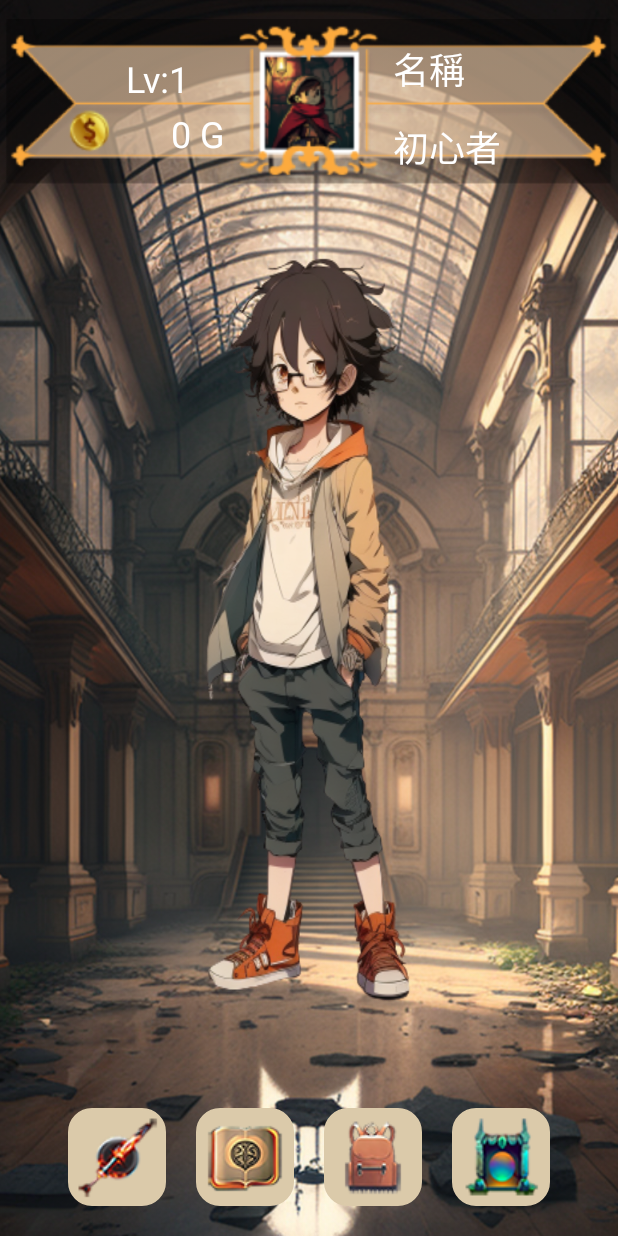
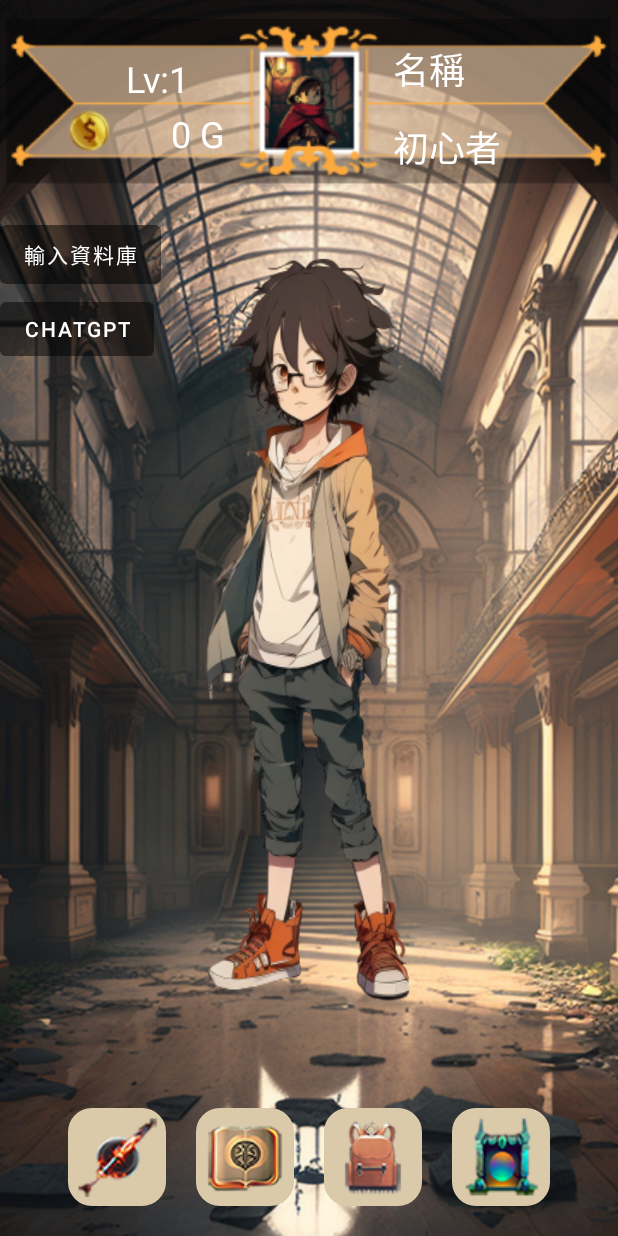
Before and after one commit to JavaGameLab413/JavaGame, an Android app: the layout activity_start.xml on its own in the app's theme, with its tools: preview values and no code run, on a phone screen of 412 x 824 dp. Run offline under Robolectric (Android 15) with nearby library versions, the phone set to English and light mode, and no system bars.

```diff
--- a/app/src/main/AndroidManifest.xml
+++ b/app/src/main/AndroidManifest.xml
@@ -23,7 +23,7 @@
             android:name=".FightMain"
             android:exported="false" />
         <activity
-            android:name=".Fight_01"
+            android:name=".FightSelect"
             android:exported="false" />
         <activity
             android:name=".ChatGPT"
--- a/app/src/main/java/com/example/myapplication/Fight_01.kt
+++ b/app/src/main/java/com/example/myapplication/FightSelect.kt
@@ -1,7 +1,6 @@
 package com.example.myapplication
 
 import android.content.Intent
-import android.media.MediaPlayer
 import androidx.appcompat.app.AppCompatActivity
 import android.os.Bundle
 import android.util.Log
@@ -10,12 +9,12 @@ import android.widget.TextView
 import com.google.firebase.firestore.FirebaseFirestore
 import kotlin.random.Random
 
-class Fight_01 : AppCompatActivity() {
+class FightSelect : AppCompatActivity() {
     private val propertiesDatabaseCollectionName = "properties"
 
     override fun onCreate(savedInstanceState: Bundle?) {
         super.onCreate(savedInstanceState)
-        setContentView(R.layout.activity_fight01)
+        setContentView(R.layout.activity_fight_select)
         val btq1 = findViewById<Button>(R.id.buttonQ1)
         val Q_TypeDatabaseCollectionName = "qtype"
         val Q_TypeDatabaseQuestionField = "Question"
--- a/app/src/main/res/layout/activity_fight01.xml
+++ b/app/src/main/res/layout/activity_fight_select.xml
@@ -4,7 +4,7 @@
     xmlns:tools="http://schemas.android.com/tools"
     android:layout_width="match_parent"
     android:layout_height="match_parent"
-    tools:context=".Fight_01">
+    tools:context=".FightSelect">
 
     <ImageView
         android:id="@+id/imageView3"
--- a/app/src/main/res/layout/activity_start.xml
+++ b/app/src/main/res/layout/activity_start.xml
@@ -17,6 +17,7 @@
         tools:ignore="ContentDescription" />
 
     <include
+        android:id="@+id/include"
         layout="@layout/activity_player_info_layout"
         android:layout_width="match_parent"
         android:layout_height="wrap_content" />
@@ -36,6 +37,31 @@
         app:layout_constraintTop_toTopOf="@+id/imageView"
         app:layout_constraintVertical_bias="0.191"
         tools:ignore="ContentDescription" />
+
+    <Button
+        android:id="@+id/insert"
+        android:layout_width="wrap_content"
+        android:layout_height="51dp"
+        android:text="輸入資料庫"
+        app:backgroundTint="#80000000"
+        app:layout_constraintBottom_toBottomOf="parent"
+        app:layout_constraintEnd_toEndOf="parent"
+        app:layout_constraintHorizontal_bias="0.0"
+        app:layout_constraintStart_toStartOf="parent"
+        app:layout_constraintTop_toBottomOf="@+id/include"
+        app:layout_constraintVertical_bias="0.0" />
+
+
+    <Button
+        android:id="@+id/gpt"
+        android:layout_width="wrap_content"
+        android:layout_height="48dp"
+        android:text="chatGPT"
+        app:backgroundTint="#80000000"
+        app:layout_constraintEnd_toEndOf="parent"
+        app:layout_constraintHorizontal_bias="0.0"
+        app:layout_constraintStart_toStartOf="parent"
+        app:layout_constraintTop_toBottomOf="@+id/insert" />
 
     <LinearLayout
         android:id="@+id/linearLayout"
```
Also changed, not shown: app/src/main/java/com/example/myapplication/Fight.kt (+57 -11 lines), app/src/main/java/com/example/myapplication/Start.kt (+4 -9 lines).
